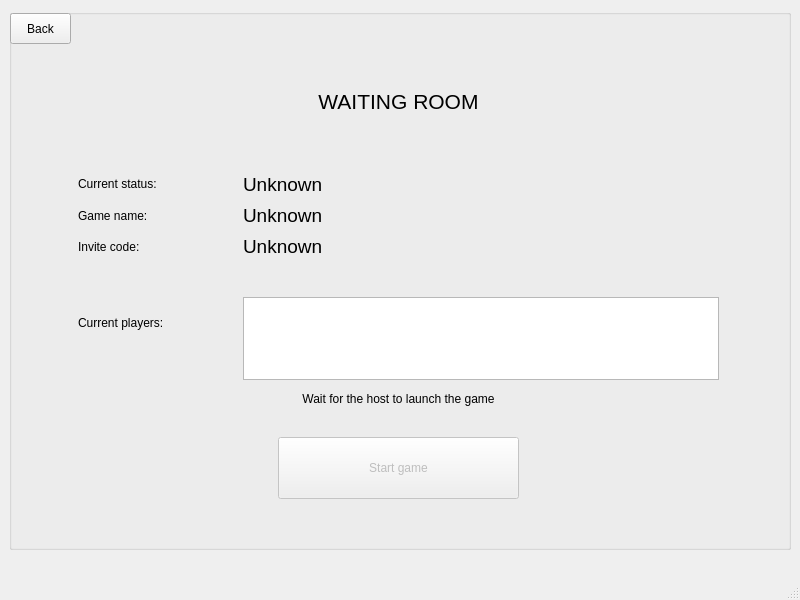
Above: client/views/protoroomview.ui from cavoke-project/cavoke before the change. Below: the same form after it.
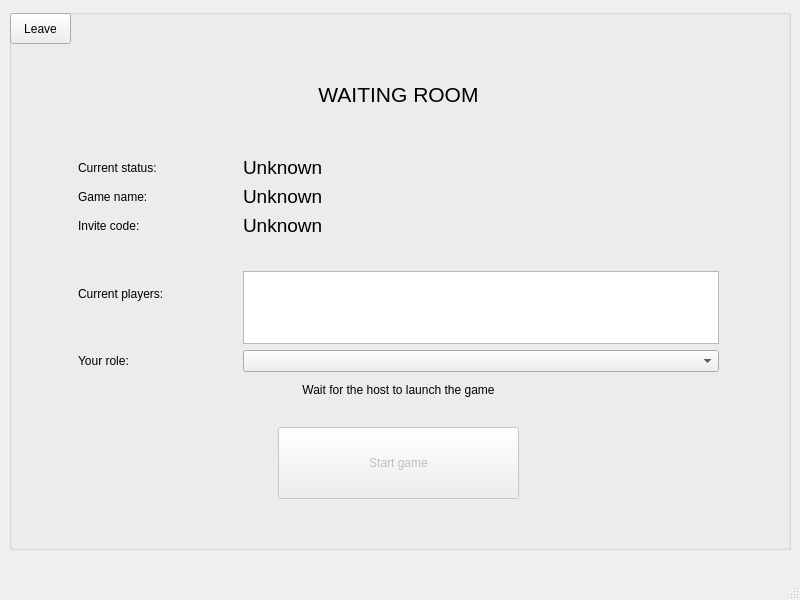
That is the form after the change.

Commit message: ComboBox added, useless network function removed

What changed in the file:
```diff
--- a/client/views/protoroomview.ui
+++ b/client/views/protoroomview.ui
@@ -48,7 +48,7 @@
       </rect>
      </property>
      <property name="text">
-      <string>Back</string>
+      <string>Leave</string>
      </property>
     </widget>
     <widget class="QWidget" name="gridLayoutWidget">
@@ -60,14 +60,43 @@
        <height>481</height>
       </rect>
      </property>
-     <layout class="QGridLayout" name="gridLayout" rowstretch="2,3,1,1,1,1,2,1,1,4" columnstretch="1,3">
+     <layout class="QGridLayout" name="gridLayout" rowstretch="2,3,1,1,1,1,2,1,1,1,5" columnstretch="1,3">
       <property name="leftMargin">
        <number>10</number>
       </property>
       <property name="rightMargin">
        <number>10</number>
       </property>
-      <item row="8" column="0" colspan="2">
+      <item row="4" column="0">
+       <widget class="QLabel" name="inviteCodeHLabel">
+        <property name="text">
+         <string>Invite code:</string>
+        </property>
+       </widget>
+      </item>
+      <item row="6" column="0">
+       <widget class="QLabel" name="currentPlayersHLabel">
+        <property name="text">
+         <string>Current players:</string>
+        </property>
+       </widget>
+      </item>
+      <item row="6" column="1" rowspan="2">
+       <widget class="QListWidget" name="playersListWidget"/>
+      </item>
+      <item row="3" column="1">
+       <widget class="QLabel" name="gameNameLabel">
+        <property name="font">
+         <font>
+          <pointsize>14</pointsize>
+         </font>
+        </property>
+        <property name="text">
+         <string>Unknown</string>
+        </property>
+       </widget>
+      </item>
+      <item row="9" column="0" colspan="2">
        <widget class="QLabel" name="waitForHostLabel">
         <property name="text">
          <string>Wait for the host to launch the game</string>
@@ -77,7 +106,61 @@
         </property>
        </widget>
       </item>
-      <item row="9" column="0" colspan="2">
+      <item row="3" column="0">
+       <widget class="QLabel" name="gameNameHLabel">
+        <property name="text">
+         <string>Game name:</string>
+        </property>
+       </widget>
+      </item>
+      <item row="2" column="1">
+       <widget class="QLabel" name="statusLabel">
+        <property name="font">
+         <font>
+          <pointsize>14</pointsize>
+         </font>
+        </property>
+        <property name="text">
+         <string>Unknown</string>
+        </property>
+       </widget>
+      </item>
+      <item row="4" column="1">
+       <widget class="QLabel" name="inviteCodeLabel">
+        <property name="font">
+         <font>
+          <pointsize>14</pointsize>
+         </font>
+        </property>
+        <property name="mouseTracking">
+         <bool>false</bool>
+        </property>
+        <property name="acceptDrops">
+         <bool>false</bool>
+        </property>
+        <property name="text">
+         <string>Unknown</string>
+        </property>
+        <property name="textInteractionFlags">
+         <set>Qt::LinksAccessibleByMouse|Qt::TextSelectableByMouse</set>
+        </property>
+       </widget>
+      </item>
+      <item row="5" column="1">
+       <widget class="QLabel" name="joinErrorLabel">
+        <property name="text">
+         <string/>
+        </property>
+       </widget>
+      </item>
+      <item row="2" column="0">
+       <widget class="QLabel" name="label_2">
+        <property name="text">
+         <string>Current status:</string>
+        </property>
+       </widget>
+      </item>
+      <item row="10" column="0" colspan="2">
        <layout class="QHBoxLayout" name="horizontalLayout">
         <property name="leftMargin">
          <number>200</number>
@@ -112,56 +195,6 @@
         </item>
        </layout>
       </item>
-      <item row="4" column="1">
-       <widget class="QLabel" name="inviteCodeLabel">
-        <property name="font">
-         <font>
-          <pointsize>14</pointsize>
-         </font>
-        </property>
-        <property name="mouseTracking">
-         <bool>false</bool>
-        </property>
-        <property name="acceptDrops">
-         <bool>false</bool>
-        </property>
-        <property name="text">
-         <string>Unknown</string>
-        </property>
-        <property name="textInteractionFlags">
-         <set>Qt::LinksAccessibleByMouse|Qt::TextSelectableByMouse</set>
-        </property>
-       </widget>
-      </item>
-      <item row="4" column="0">
-       <widget class="QLabel" name="inviteCodeHLabel">
-        <property name="text">
-         <string>Invite code:</string>
-        </property>
-       </widget>
-      </item>
-      <item row="2" column="1">
-       <widget class="QLabel" name="statusLabel">
-        <property name="font">
-         <font>
-          <pointsize>14</pointsize>
-         </font>
-        </property>
-        <property name="text">
-         <string>Unknown</string>
-        </property>
-       </widget>
-      </item>
-      <item row="6" column="1" rowspan="2">
-       <widget class="QListWidget" name="playersListWidget"/>
-      </item>
-      <item row="2" column="0">
-       <widget class="QLabel" name="label_2">
-        <property name="text">
-         <string>Current status:</string>
-        </property>
-       </widget>
-      </item>
       <item row="0" column="0" rowspan="2" colspan="2">
        <widget class="QLabel" name="headerLabel">
         <property name="font">
@@ -177,38 +210,15 @@
         </property>
        </widget>
       </item>
-      <item row="3" column="0">
-       <widget class="QLabel" name="gameNameHLabel">
+      <item row="8" column="0">
+       <widget class="QLabel" name="playerRoleLabel">
         <property name="text">
-         <string>Game name:</string>
+         <string>Your role:</string>
         </property>
        </widget>
       </item>
-      <item row="3" column="1">
-       <widget class="QLabel" name="gameNameLabel">
-        <property name="font">
-         <font>
-          <pointsize>14</pointsize>
-         </font>
-        </property>
-        <property name="text">
-         <string>Unknown</string>
-        </property>
-       </widget>
-      </item>
-      <item row="5" column="1">
-       <widget class="QLabel" name="joinErrorLabel">
-        <property name="text">
-         <string/>
-        </property>
-       </widget>
-      </item>
-      <item row="6" column="0">
-       <widget class="QLabel" name="currentPlayersHLabel">
-        <property name="text">
-         <string>Current players:</string>
-        </property>
-       </widget>
+      <item row="8" column="1">
+       <widget class="QComboBox" name="roleComboBox"/>
       </item>
      </layout>
     </widget>
```
Left out of the diff: 2 changed lines with no effect on the pictures. The commit also changes 1 other file.
